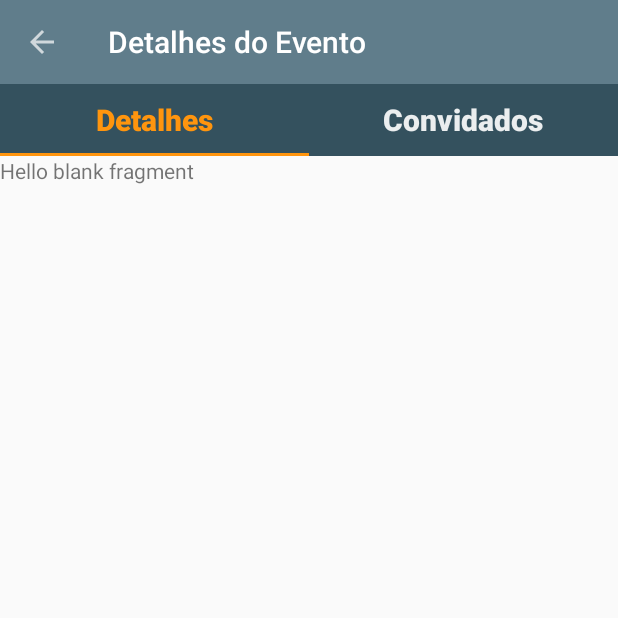
After one commit to gsposantos/RangoAmigoAndroid, an Android app: the DetalheEventoActivity screen opened directly, with no data from a screen before it, on a phone screen of 412 x 824 dp, the top half of it. The commit adds this screen. Run offline under Robolectric (Android 15) with nearby library versions, the phone set to English and light mode, and no system bars.

Commit message:
Ajustes nomes telas; Criado tela detalhe evento com respectivos fragments.

```diff
--- a/app/src/main/AndroidManifest.xml
+++ b/app/src/main/AndroidManifest.xml
@@ -24,7 +24,8 @@
         </activity>
         <activity android:name=".activities.AcessoActivity" />
         <activity android:name=".activities.PerfilActivity" />
-        <activity android:name=".activities.CadastroEventoActivity"></activity>
+        <activity android:name=".activities.CadastroEventoActivity" />
+        <activity android:name=".activities.DetalheEventoActivity"></activity>
     </application>
 
 </manifest>
--- a/app/src/main/java/com/example/guilherme/rangoamigo/activities/CadastroEventoActivity.java
+++ b/app/src/main/java/com/example/guilherme/rangoamigo/activities/CadastroEventoActivity.java
@@ -34,7 +34,7 @@ public class CadastroEventoActivity extends AppCompatActivity {
 
 
         // toolbar
-        toolbar = (Toolbar) findViewById(R.id.toolbarPerfil);
+        toolbar = (Toolbar) findViewById(R.id.toolbarCadEvento);
         setSupportActionBar(toolbar);
 
         // add back arrow to toolbar
--- /dev/null
+++ b/app/src/main/java/com/example/guilherme/rangoamigo/activities/DetalheEventoActivity.java
@@ -0,0 +1,93 @@
+package com.example.guilherme.rangoamigo.activities;
+
+import android.content.Intent;
+import android.support.design.widget.TabLayout;
+import android.support.v4.app.Fragment;
+import android.support.v4.app.FragmentManager;
+import android.support.v4.app.FragmentPagerAdapter;
+import android.support.v4.view.PagerAdapter;
+import android.support.v4.view.ViewPager;
+import android.support.v7.app.AppCompatActivity;
+import android.os.Bundle;
+import android.support.v7.widget.Toolbar;
+import android.view.MenuItem;
+import android.view.animation.AlphaAnimation;
+import android.widget.FrameLayout;
+import android.widget.Toast;
+
+import com.example.guilherme.rangoamigo.R;
+import com.example.guilherme.rangoamigo.adapters.ViewPagerAdapter;
+import com.example.guilherme.rangoamigo.fragments.ConvidadosFragment;
+import com.example.guilherme.rangoamigo.fragments.DetalhesFragment;
+
+
+
+public class DetalheEventoActivity extends MasterActivity {
+
+    private Toolbar toolbar;
+    private FrameLayout progBarHolder;
+    private ViewPager viewPagerDetalheEvento;
+    private TabLayout tabDetalheEvento;
+    private ViewPagerAdapter pagerAdapter;
+    private String sCodEvento;
+
+    @Override
+    protected void onCreate(Bundle savedInstanceState) {
+        super.onCreate(savedInstanceState);
+        setContentView(R.layout.activity_detalhe_evento);/*TODO: Consultar dados do evento */
+        Intent it = getIntent();
+        this.sCodEvento = it.getStringExtra("CodEvento");
+
+        //Toast.makeText(this, "Evento = " + sCodEvento, Toast.LENGTH_LONG).show();
+
+
+        // toolbar
+        toolbar = (Toolbar) findViewById(R.id.toolbarDetalheEvento);
+        toolbar.setTitle("Detalhes do Evento");
+        setSupportActionBar(toolbar);
+
+        // add back arrow to toolbar
+        if (getSupportActionBar() != null){
+            getSupportActionBar().setDisplayHomeAsUpEnabled(true);
+            getSupportActionBar().setDisplayShowHomeEnabled(true);
+        }
+
+        progBarHolder = (FrameLayout) findViewById(R.id.progBarHolder);
+
+        //Configura abas e seus respectivos conteudos
+        this.viewPagerDetalheEvento = (ViewPager) findViewById(R.id.pagerDetalheEvento);
+        this.setupViewPage(this.viewPagerDetalheEvento);
+
+        this.tabDetalheEvento = (TabLayout) findViewById(R.id.tabDetalheEventos);
+        this.tabDetalheEvento.setupWithViewPager(this.viewPagerDetalheEvento);
+    }
+
+    public void setupViewPage(ViewPager viewPagerDetalheEvento) {
+
+        /* Instancia uma ViewPager e o PagerAdapter. */
+        pagerAdapter = new ViewPagerAdapter(getSupportFragmentManager());
+        pagerAdapter.addFragment(new DetalhesFragment(), "Detalhes");
+        pagerAdapter.addFragment(new ConvidadosFragment(), "Convidados");
+        viewPagerDetalheEvento.setAdapter(pagerAdapter);
+    }
+
+    public String getCodEvento() {
+        return sCodEvento;
+    }
+
+    /* EVENTO ACTION BAR */
+    @Override
+    public boolean onOptionsItemSelected(MenuItem item) {
+
+        //pega o id do item
+        int id = item.getItemId();
+        switch (id){
+            case android.R.id.home:
+                // clicou no icone para voltar
+                finish();
+                return true;
+            default:
+                return false;
+        }
+    }
+}
--- a/app/src/main/java/com/example/guilherme/rangoamigo/activities/PerfilActivity.java
+++ b/app/src/main/java/com/example/guilherme/rangoamigo/activities/PerfilActivity.java
@@ -81,6 +81,7 @@ public class PerfilActivity extends MasterActivity  {
 
         // toolbar
         toolbar = (Toolbar) findViewById(R.id.toolbarPerfil);
+        toolbar.setTitle("Perfil");
         setSupportActionBar(toolbar);
 
         // add back arrow to toolbar
--- /dev/null
+++ b/app/src/main/java/com/example/guilherme/rangoamigo/adapters/ViewPagerAdapter.java
@@ -0,0 +1,41 @@
+package com.example.guilherme.rangoamigo.adapters;
+
+import android.support.v4.app.Fragment;
+import android.support.v4.app.FragmentManager;
+import android.support.v4.app.FragmentPagerAdapter;
+
+import java.util.ArrayList;
+import java.util.List;
+
+/**
+ * Created by Guilherme on 10/02/18.
+ */
+
+public class ViewPagerAdapter extends FragmentPagerAdapter {
+    private final List<Fragment> mFragamentList = new ArrayList<Fragment>();
+    private final List<String> mFragamentTitleList = new ArrayList<String>();
+
+    public ViewPagerAdapter(FragmentManager manager) {
+        super(manager);
+    }
+
+    @Override
+    public Fragment getItem(int position) {
+        return mFragamentList.get(position);
+    }
+
+    @Override
+    public int getCount() {
+        return mFragamentList.size();
+    }
+
+    public void addFragment(Fragment fragment, String title){
+        mFragamentList.add(fragment);
+        mFragamentTitleList.add(title);
+    }
+
+    @Override
+    public CharSequence getPageTitle(int position) {
+        return mFragamentTitleList.get(position);
+    }
+}
--- /dev/null
+++ b/app/src/main/java/com/example/guilherme/rangoamigo/fragments/ConvidadosFragment.java
@@ -0,0 +1,30 @@
+package com.example.guilherme.rangoamigo.fragments;
+
+
+import android.os.Bundle;
+import android.support.v4.app.Fragment;
+import android.view.LayoutInflater;
+import android.view.View;
+import android.view.ViewGroup;
+
+import com.example.guilherme.rangoamigo.R;
+
+/**
+ * A simple {@link Fragment} subclass.
+ */
+public class ConvidadosFragment extends Fragment {
+
+
+    public ConvidadosFragment() {
+        // Required empty public constructor
+    }
+
+
+    @Override
+    public View onCreateView(LayoutInflater inflater, ViewGroup container,
+                             Bundle savedInstanceState) {
+        // Inflate the layout for this fragment
+        return inflater.inflate(R.layout.fragment_convidados, container, false);
+    }
+
+}
--- /dev/null
+++ b/app/src/main/java/com/example/guilherme/rangoamigo/fragments/DetalhesFragment.java
@@ -0,0 +1,30 @@
+package com.example.guilherme.rangoamigo.fragments;
+
+
+import android.os.Bundle;
+import android.support.v4.app.Fragment;
+import android.view.LayoutInflater;
+import android.view.View;
+import android.view.ViewGroup;
+
+import com.example.guilherme.rangoamigo.R;
+
+/**
+ * A simple {@link Fragment} subclass.
+ */
+public class DetalhesFragment extends Fragment {
+
+
+    public DetalhesFragment() {
+        // Required empty public constructor
+    }
+
+
+    @Override
+    public View onCreateView(LayoutInflater inflater, ViewGroup container,
+                             Bundle savedInstanceState) {
+        // Inflate the layout for this fragment
+        return inflater.inflate(R.layout.fragment_detalhes, container, false);
+    }
+
+}
--- a/app/src/main/java/com/example/guilherme/rangoamigo/viewholders/EventoViewHolder.java
+++ b/app/src/main/java/com/example/guilherme/rangoamigo/viewholders/EventoViewHolder.java
@@ -9,6 +9,7 @@ import android.widget.Toast;
 
 import com.example.guilherme.rangoamigo.R;
 import com.example.guilherme.rangoamigo.activities.CadastroEventoActivity;
+import com.example.guilherme.rangoamigo.activities.DetalheEventoActivity;
 
 /**
  * Created by Guilherme on 04/02/2018.
@@ -39,7 +40,7 @@ public class EventoViewHolder extends RecyclerView.ViewHolder implements View.On
     public void onClick(View view) {
         //Toast.makeText(view.getContext(), "Evento = " + String.valueOf(this.codEvento), Toast.LENGTH_SHORT).show();
         /*TODO: Intent para tela de cadastro de evento*/
-        Intent intent = new Intent(view.getContext(), CadastroEventoActivity.class);
+        Intent intent = new Intent(view.getContext(), DetalheEventoActivity.class);
         intent.putExtra("CodEvento", String.valueOf(this.codEvento));
             view.getContext().startActivity(intent);
     }
--- a/app/src/main/res/layout/activity_cadastro_evento.xml
+++ b/app/src/main/res/layout/activity_cadastro_evento.xml
@@ -7,7 +7,7 @@
     tools:context="com.example.guilherme.rangoamigo.activities.CadastroEventoActivity">
 
     <android.support.v7.widget.Toolbar
-        android:id="@+id/toolbarPerfil"
+        android:id="@+id/toolbarCadEvento"
         android:layout_width="match_parent"
         android:layout_height="?attr/actionBarSize"
         android:background="?attr/colorPrimary"
--- /dev/null
+++ b/app/src/main/res/layout/activity_detalhe_evento.xml
@@ -0,0 +1,33 @@
+<?xml version="1.0" encoding="utf-8"?>
+<RelativeLayout xmlns:android="http://schemas.android.com/apk/res/android"
+    xmlns:app="http://schemas.android.com/apk/res-auto"
+    xmlns:tools="http://schemas.android.com/tools"
+    android:layout_width="match_parent"
+    android:layout_height="match_parent"
+    tools:context="com.example.guilherme.rangoamigo.activities.DetalheEventoActivity">
+
+    <android.support.v7.widget.Toolbar
+        android:id="@+id/toolbarDetalheEvento"
+        android:layout_width="match_parent"
+        android:layout_height="?attr/actionBarSize"
+        android:background="?attr/colorPrimary"
+        android:theme="@style/ThemeOverlay.AppCompat.Dark" />
+
+    <android.support.design.widget.TabLayout
+        style="@style/AppTabLayout"
+        app:tabTextAppearance="@style/AppTabTextAppearance"
+        android:id="@+id/tabDetalheEventos"
+        android:layout_width="match_parent"
+        android:layout_height="wrap_content"
+        android:layout_below="@+id/toolbarDetalheEvento"
+        android:layout_alignParentStart="true" />
+
+    <android.support.v4.view.ViewPager
+        xmlns:android="http://schemas.android.com/apk/res/android"
+        android:id="@+id/pagerDetalheEvento"
+        android:layout_width="match_parent"
+        android:layout_height="match_parent"
+        android:layout_below="@+id/tabDetalheEventos"
+        android:layout_alignParentStart="true" />
+
+</RelativeLayout>
--- /dev/null
+++ b/app/src/main/res/layout/fragment_detalhes.xml
@@ -0,0 +1,13 @@
+<FrameLayout xmlns:android="http://schemas.android.com/apk/res/android"
+    xmlns:tools="http://schemas.android.com/tools"
+    android:layout_width="match_parent"
+    android:layout_height="match_parent"
+    tools:context="com.example.guilherme.rangoamigo.fragments.DetalhesFragment">
+
+    <!-- TODO: Update blank fragment layout -->
+    <TextView
+        android:layout_width="match_parent"
+        android:layout_height="match_parent"
+        android:text="@string/hello_blank_fragment" />
+
+</FrameLayout>
--- a/app/src/main/res/values/strings.xml
+++ b/app/src/main/res/values/strings.xml
@@ -17,6 +17,9 @@
     <string name="perfil_hintNome">Nome</string>
     <string name="perfil_hintEmail">Email</string>
     <string name="perfil_btnSalvar">Salvar</string>
+
+    <!-- Detalhe Evento-->
+    <string name="detalheEvento_titulo">Detalhes do Evento</string>
 
     <!-- Cabecalho Gaveta -->
     <string name="drawer_header_text">Rango Amigo</string>
```
Also changed, not shown: app/src/main/java/com/example/guilherme/rangoamigo/activities/EventoActivity.java (+5 -33 lines), app/src/main/res/layout/fragment_convidados.xml (added, +13 -0 lines).
